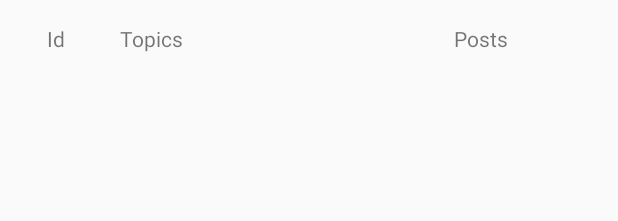
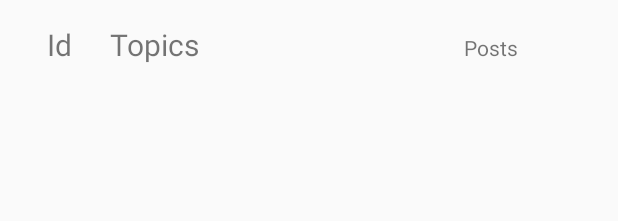
Before and after one commit to nikolaknik/OdikaPoulia, an Android app: the layout topic_texts.xml on its own in the app's theme, with its tools: preview values and no code run, on a phone screen of 412 x 824 dp. Shown: the top 221 px of the screen. Run offline under Robolectric (Android 15) with nearby library versions, the phone set to English and light mode, and no system bars.

Commit message:
Some layout changes

```diff
--- a/app/src/main/res/layout/forum_texts.xml
+++ b/app/src/main/res/layout/forum_texts.xml
@@ -20,6 +20,7 @@
 
         <TextView
             android:id="@+id/forum_id"
+            android:textSize="20sp"
             android:layout_width="3dp"
             android:layout_height="match_parent"
             android:layout_weight="1"
@@ -28,6 +29,7 @@
 
         <TextView
             android:id="@+id/forum_name"
+            android:textSize="20sp"
             android:layout_width="218dp"
             android:layout_height="wrap_content"
             android:layout_weight="1"
@@ -36,6 +38,7 @@
 
         <TextView
             android:id="@+id/forum_topics"
+            android:layout_marginLeft="16dp"
             android:layout_width="33dp"
             android:layout_height="wrap_content"
             android:layout_weight="1"
--- a/app/src/main/res/layout/post_texts.xml
+++ b/app/src/main/res/layout/post_texts.xml
@@ -21,6 +21,7 @@ tools:context="gr.odikapoulia.odikapoulia.PostsActivity">>
 
     <TextView
         android:id="@+id/post_id"
+        android:textSize="20sp"
         android:layout_width="10dp"
         android:layout_height="match_parent"
         android:layout_weight="1"
@@ -29,6 +30,7 @@ tools:context="gr.odikapoulia.odikapoulia.PostsActivity">>
 
     <TextView
         android:id="@+id/post_name"
+        android:textSize="20sp"
         android:layout_width="wrap_content"
         android:layout_height="wrap_content"
         android:layout_weight="1"
--- a/app/src/main/res/layout/topic_texts.xml
+++ b/app/src/main/res/layout/topic_texts.xml
@@ -20,6 +20,7 @@ android:layout_height="match_parent">
 
     <TextView
         android:id="@+id/topic_id"
+        android:textSize="20sp"
         android:layout_width="3dp"
         android:layout_height="match_parent"
         android:layout_weight="1"
@@ -28,6 +29,7 @@ android:layout_height="match_parent">
 
     <TextView
         android:id="@+id/topic_name"
+        android:textSize="20sp"
         android:layout_width="177dp"
         android:layout_height="wrap_content"
         android:layout_weight="1"
@@ -36,6 +38,7 @@ android:layout_height="match_parent">
 
     <TextView
         android:id="@+id/topic_views"
+        android:layout_marginLeft="20dp"
         android:layout_width="33dp"
         android:layout_height="wrap_content"
         android:layout_weight="1"
```
